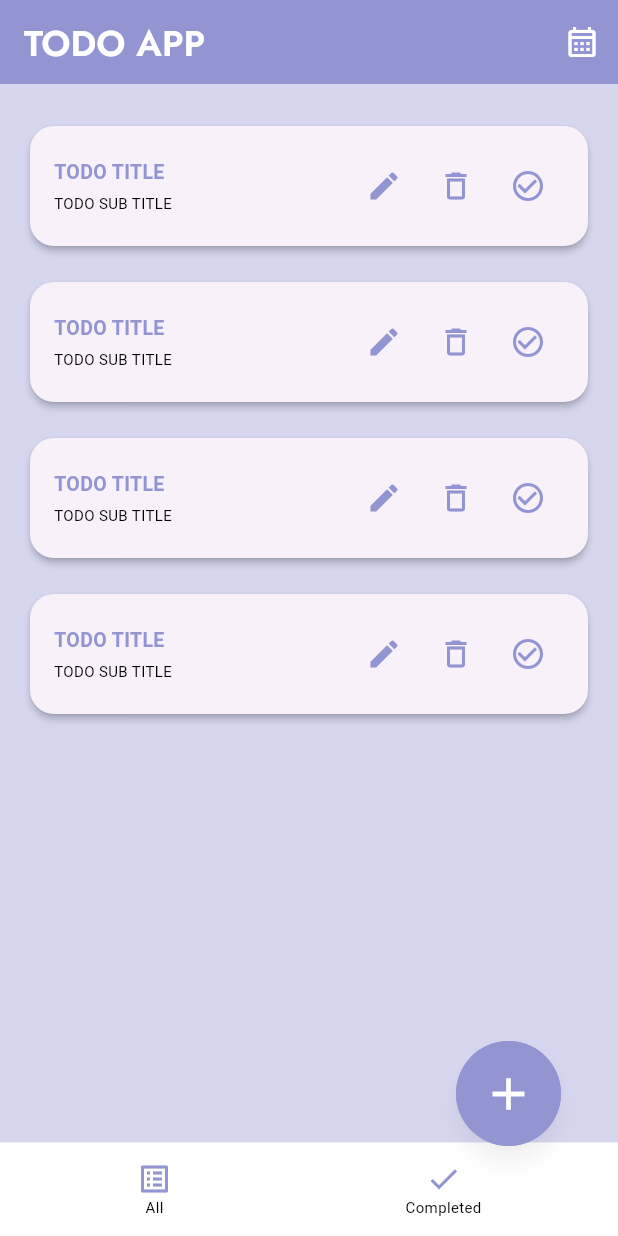
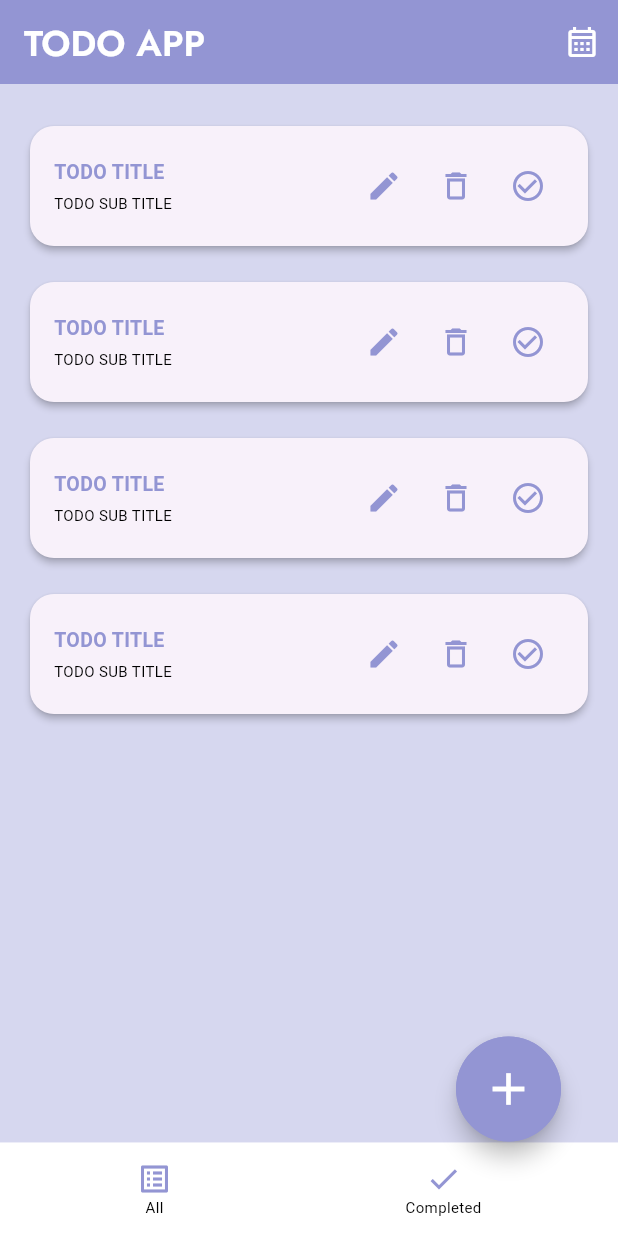
Before and after one commit to mazdon9/Todo-with-Resful-API-Provider-Hive, a Flutter app: the screen it shows after launch, on a phone screen of 412 x 824 dp. Run offline on Flutter 3.47's test engine with Material 3 defaults, Android fonts, the phone set to English and light mode, and no system bars; Roboto replaces fonts that are missing (Jost-Regular, Jost-Semibold).

Commit message:
feature/main_screen_documentation

```diff
--- a/lib/screen/home_screen_documentation.dart
+++ b/lib/screen/home_screen_documentation.dart
@@ -51,12 +51,12 @@ class mainScreenDocumentation extends StatelessWidget {
         ],
       ),
       floatingActionButton: Padding(
-        padding: const EdgeInsets.only(bottom: 60, right: 22),
+        padding: const EdgeInsets.only(bottom: 63, right: 22),
         child: PhysicalModel(
           color: AppColorsPathPath.lavender,
           elevation: 6,
           shape: BoxShape.circle,
-          shadowColor: Colors.black26,
+
           child: SizedBox(
             width: 70,
             height: 70,
```
